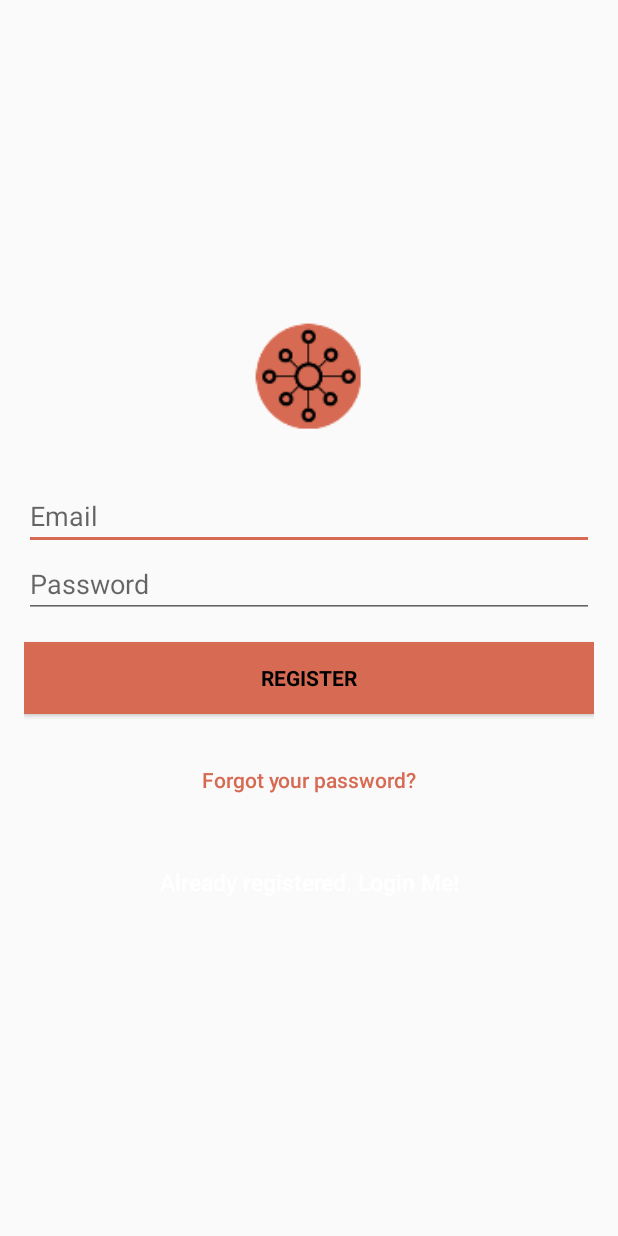
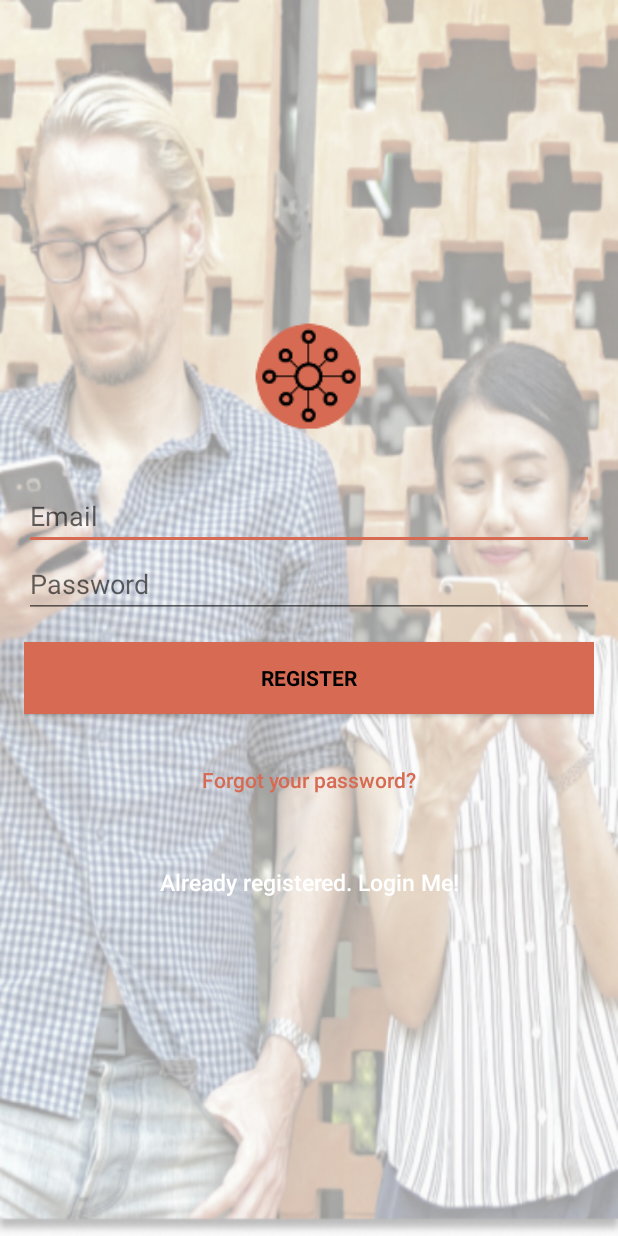
Before and after one commit to mlazana/addMe-Android, an Android app: the SignupActivity screen opened directly, with no data from a screen before it, on a phone screen of 412 x 824 dp. Run offline under Robolectric (Android 15) with nearby library versions, the phone set to English and light mode, and no system bars; our stand-ins replace Firebase (no records; nobody signed in at launch, a user with empty details on screens opened directly).

Commit message:
change background in activity_signup

```diff
--- a/app/src/main/res/layout/activity_signup.xml
+++ b/app/src/main/res/layout/activity_signup.xml
@@ -9,9 +9,12 @@
     <LinearLayout
         android:layout_width="fill_parent"
         android:layout_height="fill_parent"
+        android:background="@drawable/register_background"
         android:gravity="center"
         android:orientation="vertical"
-        android:padding="@dimen/activity_horizontal_margin">
+        android:padding="@dimen/activity_horizontal_margin"
+        tools:layout_editor_absoluteX="0dp"
+        tools:layout_editor_absoluteY="0dp">
 
 
         <ImageView
@@ -19,8 +22,8 @@
             android:layout_height="@dimen/logo_w_h"
             android:layout_gravity="center_horizontal"
             android:layout_marginBottom="30dp"
+            android:contentDescription=""
             android:src="@mipmap/ic_launcher"
-            android:contentDescription=""
             tools:ignore="ContentDescription" />
 
 
@@ -32,8 +35,6 @@
             android:inputType="textEmailAddress"
             android:maxLines="1"
             android:textColor="@android:color/white" />
-
-
 
 
         <EditText
```
Also changed, not shown: app/src/main/res/drawable/register_background.png (added).
